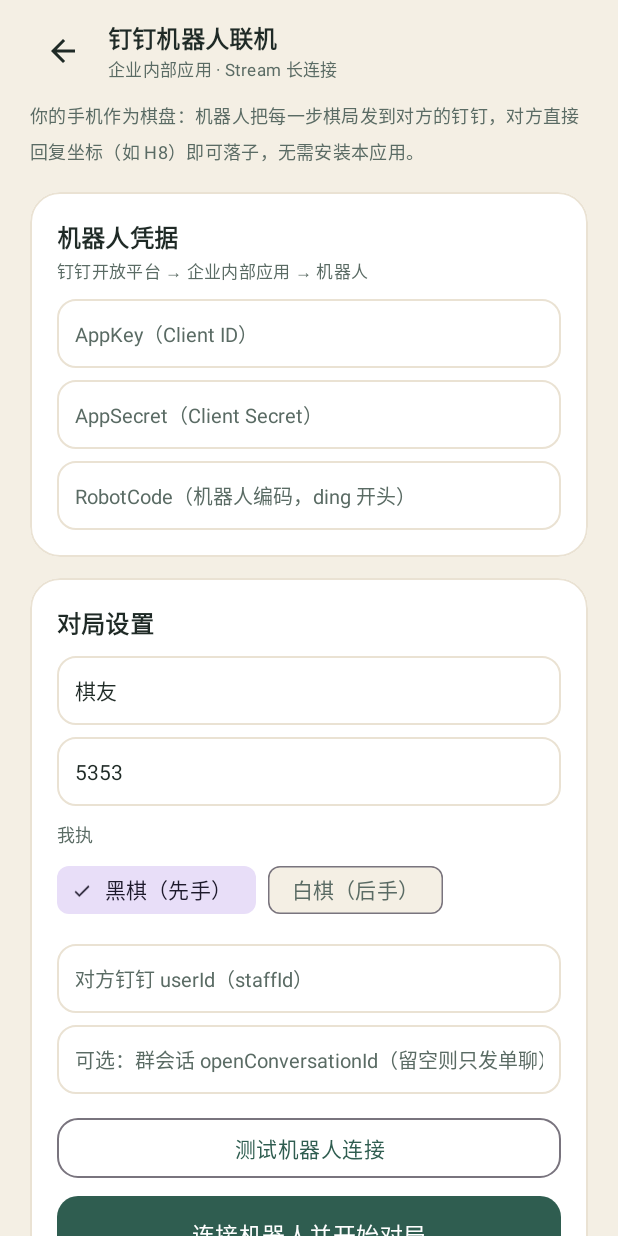
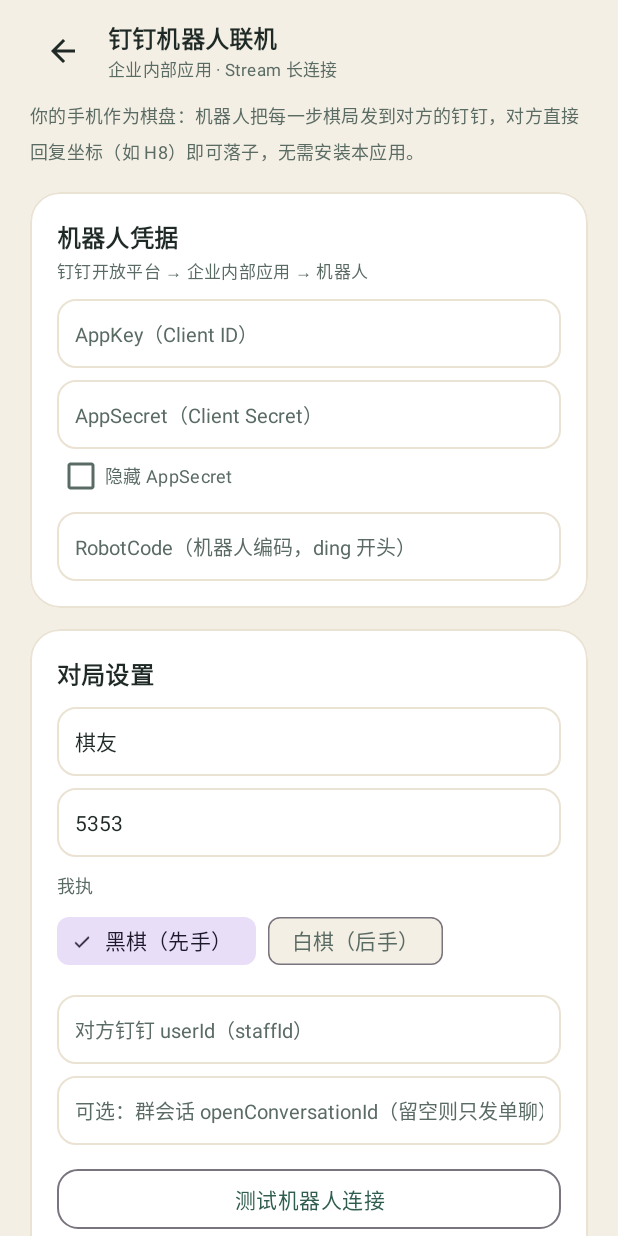
Before and after one commit to haoliying/gomoku-dingtalk-android, an Android app: the DingTalkSetupActivity screen opened directly, with no data from a screen before it, after a tap on "测试机器人连接", on a phone screen of 412 x 824 dp. Run offline under Robolectric (Android 15) with nearby library versions, the phone set to English and light mode, and no system bars.

Commit message:
fix: 钉钉凭据诊断增强 — Secret 明文切换、不可见字符清理与填反检测

```diff
--- a/app/build.gradle.kts
+++ b/app/build.gradle.kts
@@ -11,8 +11,8 @@ android {
         applicationId = "com.gomoku.bot"
         minSdk = 24
         targetSdk = 34
-        versionCode = 3
-        versionName = "1.1.1"
+        versionCode = 4
+        versionName = "1.1.2"
         vectorDrawables.useSupportLibrary = true
     }
 
--- a/app/src/main/java/com/gomoku/bot/DingTalkSetupActivity.kt
+++ b/app/src/main/java/com/gomoku/bot/DingTalkSetupActivity.kt
@@ -2,6 +2,7 @@ package com.gomoku.bot
 
 import android.content.Intent
 import android.os.Bundle
+import android.text.InputType
 import android.widget.Toast
 import androidx.activity.OnBackPressedCallback
 import androidx.appcompat.app.AppCompatActivity
@@ -10,6 +11,7 @@ import com.gomoku.bot.game.Stone
 import com.gomoku.bot.net.DingTalkApi
 import com.gomoku.bot.net.DingTalkConfig
 import com.gomoku.bot.net.DingTalkSession
+import com.gomoku.bot.net.cleanCredential
 import kotlin.random.Random
 
 class DingTalkSetupActivity : AppCompatActivity() {
@@ -44,6 +46,15 @@ class DingTalkSetupActivity : AppCompatActivity() {
             binding.chipBlack.isChecked = true
         }
 
+        binding.cbHideSecret.setOnCheckedChangeListener { _, hide ->
+            binding.etAppSecret.inputType = if (hide) {
+                InputType.TYPE_CLASS_TEXT or InputType.TYPE_TEXT_VARIATION_PASSWORD
+            } else {
+                InputType.TYPE_CLASS_TEXT or InputType.TYPE_TEXT_VARIATION_VISIBLE_PASSWORD
+            }
+            binding.etAppSecret.setSelection(binding.etAppSecret.text?.length ?: 0)
+        }
+
         binding.btnTest.setOnClickListener { testConnection() }
         binding.btnStart.setOnClickListener { startGame() }
         binding.btnBack.setOnClickListener {
@@ -62,14 +73,20 @@ class DingTalkSetupActivity : AppCompatActivity() {
     }
 
     private fun buildConfig(): DingTalkConfig? {
-        val appKey = binding.etAppKey.text.toString().trim()
-        val appSecret = binding.etAppSecret.text.toString().trim()
-        val robotCode = binding.etRobotCode.text.toString().trim()
-        val peerId = binding.etPeerId.text.toString().trim()
-        val conversationId = binding.etConversationId.text.toString().trim()
+        val rawKey = binding.etAppKey.text.toString()
+        val rawSecret = binding.etAppSecret.text.toString()
+        val appKey = cleanCredential(rawKey)
+        val appSecret = cleanCredential(rawSecret)
+        val robotCode = cleanCredential(binding.etRobotCode.text.toString())
+        val peerId = cleanCredential(binding.etPeerId.text.toString())
+        val conversationId = cleanCredential(binding.etConversationId.text.toString())
         val room = binding.etRoom.text.toString().trim()
         val name = binding.etName.text.toString().trim().ifBlank { "棋友" }
         val color = if (binding.chipWhite.isChecked) Stone.WHITE else Stone.BLACK
+
+        if (rawKey != appKey || rawSecret != appSecret) {
+            toast("已自动清除凭据中的空格/不可见字符")
+        }
 
         if (appKey.isEmpty()) { toast("请填写 AppKey"); return null }
         if (appSecret.isEmpty()) { toast("请填写 AppSecret"); return null }
--- a/app/src/main/res/layout/activity_dingtalk_setup.xml
+++ b/app/src/main/res/layout/activity_dingtalk_setup.xml
@@ -116,13 +116,23 @@
                     android:background="@drawable/bg_input"
                     android:hint="AppSecret（Client Secret）"
                     android:importantForAutofill="no"
-                    android:inputType="textPassword"
+                    android:inputType="textVisiblePassword"
                     android:maxLines="1"
                     android:paddingStart="12dp"
                     android:paddingEnd="12dp"
                     android:textColor="@color/ink"
                     android:textColorHint="@color/ink_soft"
                     android:textSize="13sp" />
+
+                <CheckBox
+                    android:id="@+id/cbHideSecret"
+                    android:layout_width="wrap_content"
+                    android:layout_height="wrap_content"
+                    android:layout_marginTop="2dp"
+                    android:minHeight="32dp"
+                    android:text="隐藏 AppSecret"
+                    android:textColor="@color/ink_soft"
+                    android:textSize="12sp" />
 
                 <EditText
                     android:id="@+id/etRobotCode"
```
Also changed, not shown: app/src/main/java/com/gomoku/bot/net/DingTalkApi.kt (+52 -1 lines), 1 other file.
